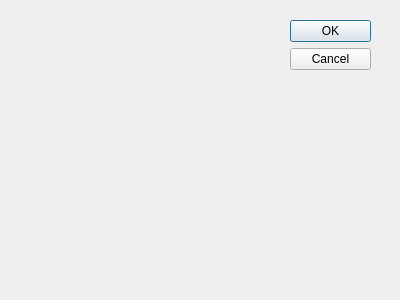
Old version of the form ui/VerdictFormDialog.ui in the repository HunterProgram22/MuniEntry.
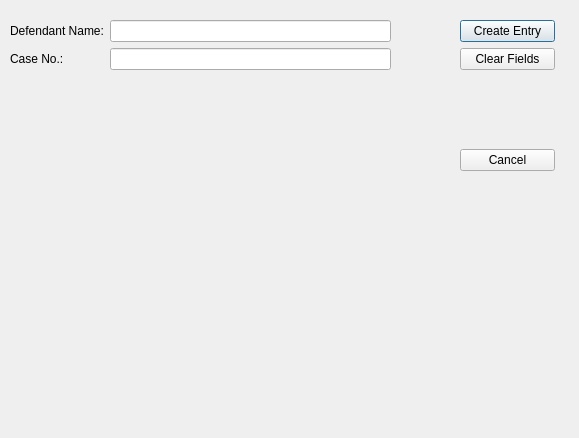
New version of the form.

```diff
--- a/ui/VerdictFormDialog.ui
+++ b/ui/VerdictFormDialog.ui
@@ -6,28 +6,102 @@
    <rect>
     <x>0</x>
     <y>0</y>
-    <width>400</width>
-    <height>300</height>
+    <width>579</width>
+    <height>438</height>
    </rect>
   </property>
   <property name="windowTitle">
    <string>Dialog</string>
   </property>
-  <widget class="QDialogButtonBox" name="buttonBox">
+  <widget class="QWidget" name="layoutWidget_2">
    <property name="geometry">
     <rect>
-     <x>290</x>
+     <x>460</x>
      <y>20</y>
-     <width>81</width>
-     <height>241</height>
+     <width>95</width>
+     <height>151</height>
     </rect>
    </property>
-   <property name="orientation">
-    <enum>Qt::Vertical</enum>
+   <layout class="QVBoxLayout" name="verticalLayout">
+    <item>
+     <widget class="QPushButton" name="pushButton">
+      <property name="text">
+       <string>Create Entry</string>
+      </property>
+     </widget>
+    </item>
+    <item>
+     <widget class="QPushButton" name="pushButton_2">
+      <property name="text">
+       <string>Clear Fields</string>
+      </property>
+     </widget>
+    </item>
+    <item>
+     <spacer name="verticalSpacer">
+      <property name="orientation">
+       <enum>Qt::Vertical</enum>
+      </property>
+      <property name="sizeHint" stdset="0">
+       <size>
+        <width>20</width>
+        <height>58</height>
+       </size>
+      </property>
+     </spacer>
+    </item>
+    <item>
+     <widget class="QPushButton" name="pushButton_3">
+      <property name="text">
+       <string>Cancel</string>
+      </property>
+     </widget>
+    </item>
+   </layout>
+  </widget>
+  <widget class="QWidget" name="layoutWidget">
+   <property name="geometry">
+    <rect>
+     <x>5</x>
+     <y>15</y>
+     <width>391</width>
+     <height>161</height>
+    </rect>
    </property>
-   <property name="standardButtons">
-    <set>QDialogButtonBox::Cancel|QDialogButtonBox::Ok</set>
-   </property>
+   <layout class="QFormLayout" name="formLayout">
+    <property name="leftMargin">
+     <number>5</number>
+    </property>
+    <property name="topMargin">
+     <number>5</number>
+    </property>
+    <property name="rightMargin">
+     <number>5</number>
+    </property>
+    <property name="bottomMargin">
+     <number>5</number>
+    </property>
+    <item row="0" column="0">
+     <widget class="QLabel" name="label">
+      <property name="text">
+       <string>Defendant Name:</string>
+      </property>
+     </widget>
+    </item>
+    <item row="0" column="1">
+     <widget class="QLineEdit" name="defendant_name"/>
+    </item>
+    <item row="1" column="0">
+     <widget class="QLabel" name="label_2">
+      <property name="text">
+       <string>Case No.:</string>
+      </property>
+     </widget>
+    </item>
+    <item row="1" column="1">
+     <widget class="QLineEdit" name="case_no"/>
+    </item>
+   </layout>
   </widget>
  </widget>
  <resources/>
```
Left out of the diff: 33 changed lines with no effect on the pictures.
